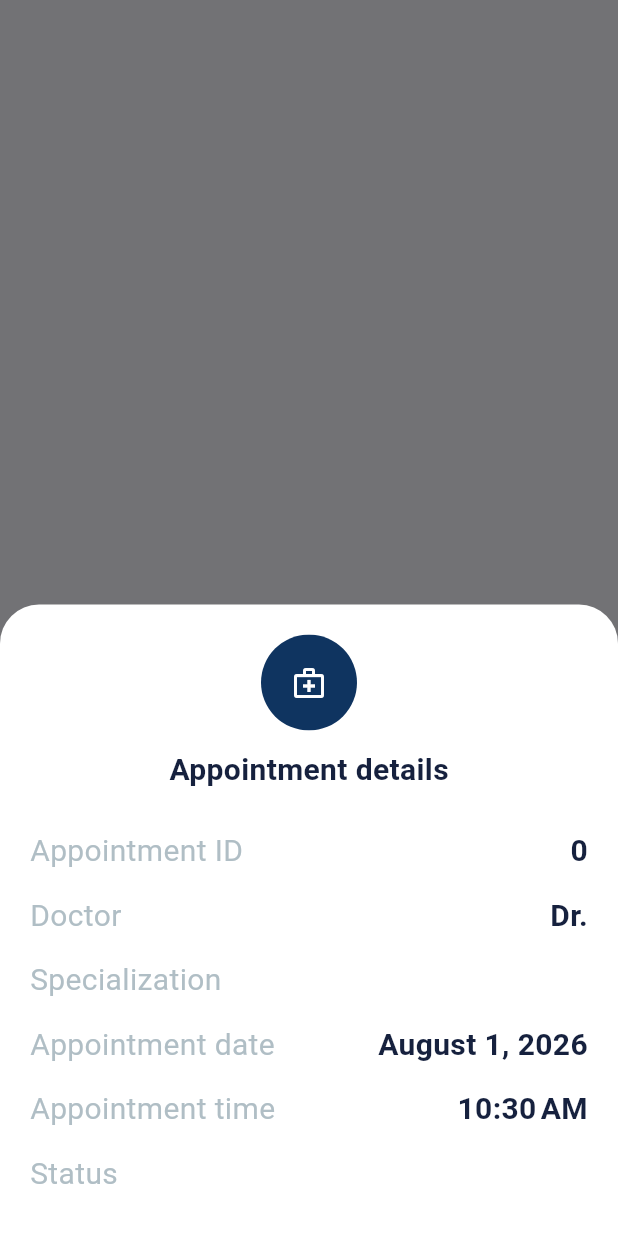
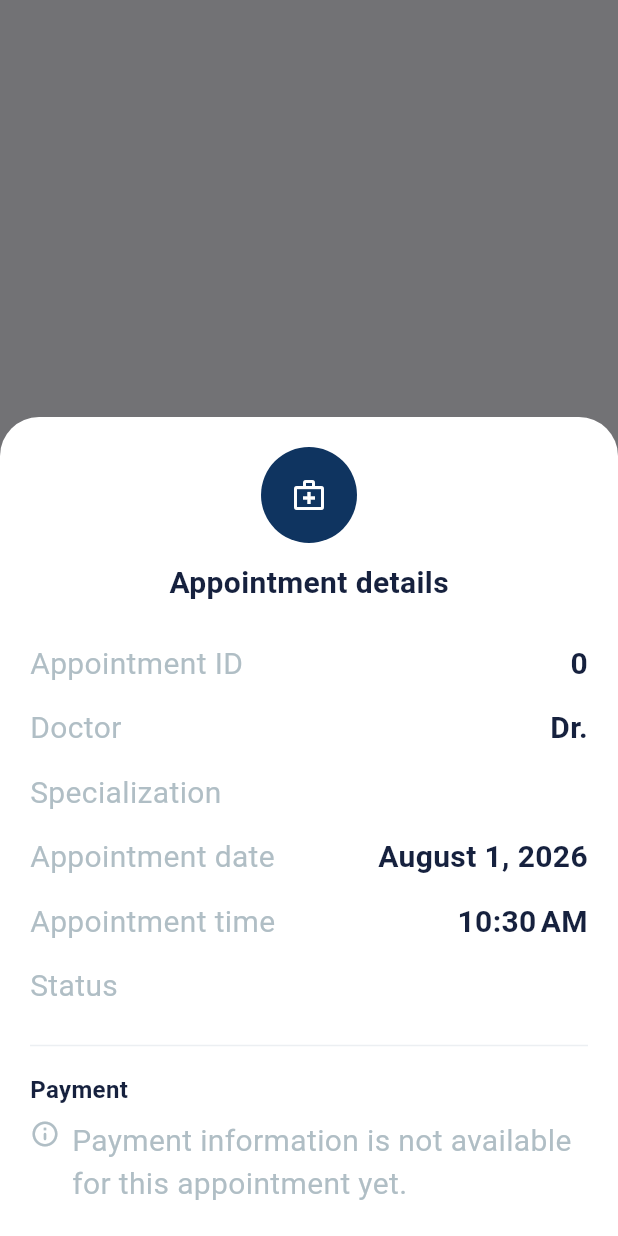
Before and after one commit to Roqaia-sadaf-23/clinic_shifaa_flutter, a Flutter app: what showPatientAppointmentDetails() shows on an empty page, opened directly with empty values, on a phone screen of 412 x 824 dp. Run offline on Flutter 3.47's test engine with Material 3 defaults, Android fonts, the phone set to English and light mode, and no system bars; our stand-ins replace connectivity_plus, equatable, firebase_core, flutter_animate, get, image_picker and 3 more; accounts and stored records are empty; network calls fail.

Commit message:
feat: Enhance patient booking flow with appointment details and payment localization

```diff
--- a/lib/Controller/Patient/HomeController.dart
+++ b/lib/Controller/Patient/HomeController.dart
@@ -199,9 +199,14 @@ class PatientHomeControllerImp extends GetxController {
     return succeeded;
   }
 
-  Future<void> completePatientBooking() async {
+  Future<AppointmentModel?> completePatientBooking(int appointmentId) async {
     await refreshAppointments();
-    if (!_inactive) showAppointments();
+    if (_inactive) return null;
+    showAppointments();
+    for (final appointment in appointments) {
+      if (appointment.id == appointmentId) return appointment;
+    }
+    return null;
   }
 
   void selectTab(int index) {
--- a/lib/View/Screen/Patient/PatientHomePage.dart
+++ b/lib/View/Screen/Patient/PatientHomePage.dart
@@ -1214,9 +1214,24 @@ class _PatientDoctorDetailsSheet extends StatelessWidget {
   Future<void> _bookAppointment() async {
     final succeeded = await booking.bookSelectedSlot();
     if (!succeeded) return;
-    await patientController.completePatientBooking();
+    final appointmentId = booking.createdAppointmentId;
+    if (appointmentId == null) return;
+    final appointment = await patientController.completePatientBooking(
+      appointmentId,
+    );
     if (Get.isBottomSheetOpen == true) Get.back<void>();
     Get.snackbar('success'.tr, 'appointmentBooked'.tr);
+    if (appointment != null) {
+      await Future<void>.delayed(Duration.zero);
+      final context = Get.context;
+      if (context != null && context.mounted) {
+        await showPatientAppointmentDetails(
+          context,
+          appointment,
+          patientController,
+        );
+      }
+    }
   }
 }
 
@@ -1300,6 +1315,38 @@ Future<void> showPatientAppointmentDetails(
                     'notes'.tr,
                     appointment.appointmentNotes!,
                   ),
+                const SizedBox(height: 10),
+                Divider(color: DoctorHomeColors.border(context)),
+                const SizedBox(height: 10),
+                Align(
+                  alignment: AlignmentDirectional.centerStart,
+                  child: Text(
+                    'payment'.tr,
+                    style: TextStyle(
+                      color: DoctorHomeColors.text(context),
+                      fontSize: 16,
+                      fontWeight: FontWeight.w700,
+                    ),
+                  ),
+                ),
+                const SizedBox(height: 8),
+                Row(
+                  crossAxisAlignment: CrossAxisAlignment.start,
+                  children: [
+                    const Icon(
+                      Icons.info_outline_rounded,
+                      color: Appcolor.textLight,
+                      size: 20,
+                    ),
+                    const SizedBox(width: 8),
+                    Expanded(
+                      child: Text(
+                        'appointmentPaymentUnavailable'.tr,
+                        style: const TextStyle(color: Appcolor.textLight),
+                      ),
+                    ),
+                  ],
+                ),
                 if (current.canCancelAppointment(appointment)) ...[
                   const SizedBox(height: 16),
                   SizedBox(
--- a/lib/core/localization/translation.dart
+++ b/lib/core/localization/translation.dart
@@ -24,6 +24,10 @@ class MyTranslation extends Translations {
       'availableAppointmentsLoadError':
           'Could not load the available appointments.',
       'appointmentBooked': 'Appointment booked successfully.',
+      'payment': 'Payment',
+      'payNow': 'Pay now',
+      'appointmentPaymentUnavailable':
+          'Payment information is not available for this appointment yet.',
       'doctors': 'Doctors',
       'doctorsLoadError': 'Could not load doctors.',
       'noDoctorsFound': 'No doctors found.',
@@ -221,6 +225,10 @@ class MyTranslation extends Translations {
       'noAvailableAppointments': 'لا توجد مواعيد متاحة في هذا التاريخ.',
       'availableAppointmentsLoadError': 'تعذر تحميل المواعيد المتاحة.',
       'appointmentBooked': 'تم حجز الموعد بنجاح.',
+      'payment': 'الدفع',
+      'payNow': 'الدفع الآن',
+      'appointmentPaymentUnavailable':
+          'معلومات الدفع غير متاحة لهذا الموعد حتى الآن.',
       'doctors': 'الأطباء',
       'doctorsLoadError': 'تعذر تحميل الأطباء.',
       'noDoctorsFound': 'لم يتم العثور على أطباء.',
--- a/lib/data/model/AvailableSlotModel.dart
+++ b/lib/data/model/AvailableSlotModel.dart
@@ -1,3 +1,5 @@
+// ignore_for_file: file_names
+
 class AvailableSlotModel {
   const AvailableSlotModel({required this.startTime, required this.endTime});
 
```
Also changed, not shown: lib/Controller/Patient/PatientBookingController.dart (+6 -1 lines), lib/data/datasource/remote/Home/HomeData.dart (+19 -3 lines), 1 other file.
